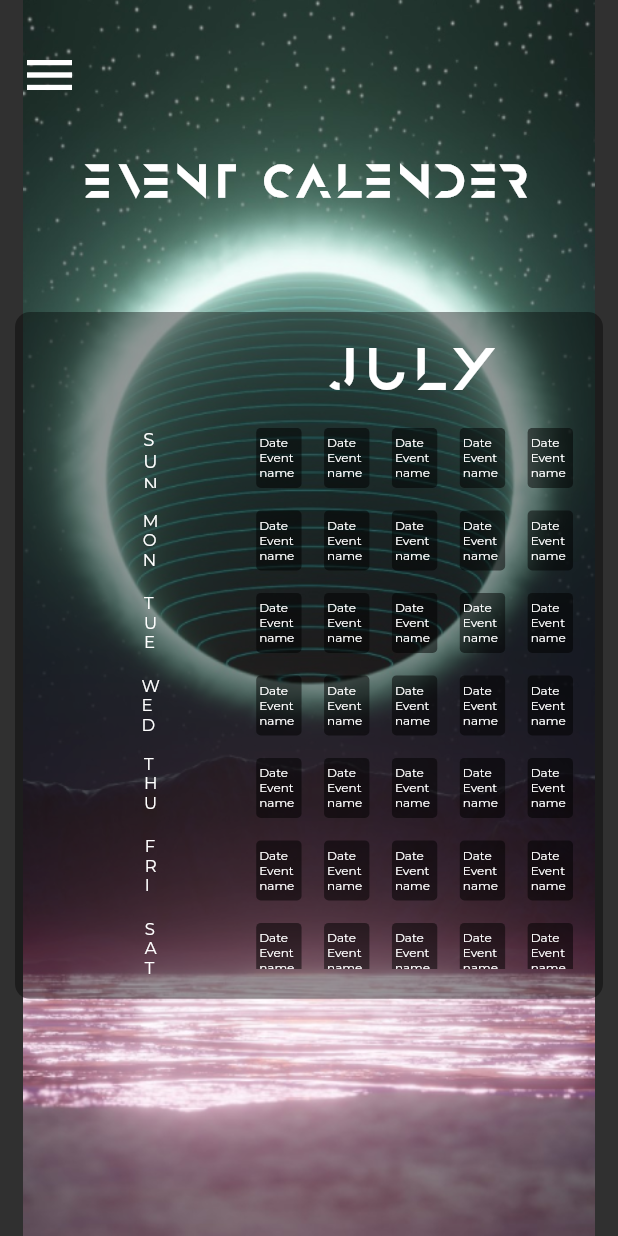
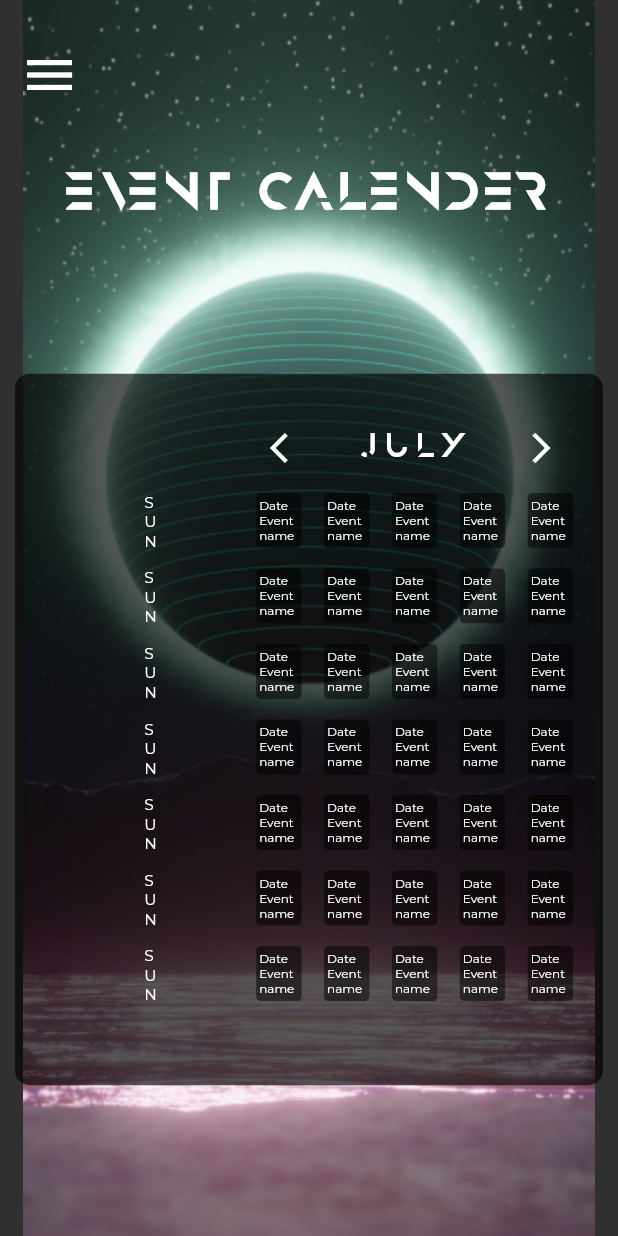
Before and after one commit to delta/aaveg-app, a Flutter app: the CalendarPage screen opened by its route, on a phone screen of 412 x 824 dp. Run offline on Flutter 3.47's test engine with Material 2 defaults, Android fonts, the phone set to English and light mode, and no system bars; drawn by our look-alikes of auto_size_text, card_swiper; our stand-ins replace get, get_storage, google_fonts, logger, webview_flutter; missing offline and left inert: outlined_text; accounts and stored records are empty.

Commit message:
fix(/pages): Fix responsiveness issues

```diff
--- a/lib/pages/about_page.dart
+++ b/lib/pages/about_page.dart
@@ -48,6 +48,7 @@ class _SampleState extends State<AboutPage> with TickerProviderStateMixin {
 
   @override
   Widget build(BuildContext context) {
+    double totalHeight = MediaQuery.of(context).size.height;
     return Scaffold(
         key: _scaffoldKey,
         onDrawerChanged: (isOpen) {
@@ -83,13 +84,13 @@ class _SampleState extends State<AboutPage> with TickerProviderStateMixin {
                     SizedBox(
                         height: 122,
                         child: Center(
-                          child: AutoSizeText('ABOUT US',
+                          child: AutoSizeText('ABOUT AAVEG',
                               maxLines: 1,
                               style: TextStyle(
                                   color: Colors.white,
                                   fontWeight: FontWeight.bold,
                                   fontFamily: 'Anurati',
-                                  fontSize: 42,
+                                  fontSize: totalHeight * 0.039,
                                   letterSpacing: 10)),
                         )),
                     SizedBox(height: 316, child: AboutTextWidget()),
--- a/lib/pages/calendar_page.dart
+++ b/lib/pages/calendar_page.dart
@@ -29,6 +29,7 @@ class _SampleState extends State<CalendarPage> with TickerProviderStateMixin {
 
   @override
   Widget build(BuildContext context) {
+    double totalHeight = MediaQuery.of(context).size.height;
     return Scaffold(
       key: _scaffoldKey,
       onDrawerChanged: (isOpen) {
@@ -52,7 +53,10 @@ class _SampleState extends State<CalendarPage> with TickerProviderStateMixin {
             NavIcon(globalKey: _scaffoldKey),
             Column(
               children: [
-                Expanded(child: Container(), flex: 200),
+                Expanded(
+                  child: Container(),
+                  flex: 200,
+                ),
                 Expanded(
                     flex: 64,
                     child: Center(
@@ -67,9 +71,12 @@ class _SampleState extends State<CalendarPage> with TickerProviderStateMixin {
                               fontSize: 42,
                               letterSpacing: 5)),
                     )),
-                Expanded(child: Container(), flex: 109),
-                Expanded(child: CalenderWidget(), flex: 900),
-                Expanded(child: Container(), flex: 279),
+                // Expanded(child: Container(), flex: 200),
+                Expanded(
+                  child: CalenderWidget(),
+                  flex: 1200,
+                ),
+                // Expanded(child: Container(), flex: 279),
               ],
             ),
           ]),
--- a/lib/views/widgets/Calender/calender_widget.dart
+++ b/lib/views/widgets/Calender/calender_widget.dart
@@ -1,6 +1,7 @@
 import 'package:aaveg_app/views/widgets/Calender/day_text.dart';
 import 'package:aaveg_app/views/widgets/Calender/day_widget.dart';
 import 'package:auto_size_text/auto_size_text.dart';
+import 'package:card_swiper/card_swiper.dart';
 import 'package:flutter/material.dart';
 
 class CalenderWidget extends StatefulWidget {
@@ -13,22 +14,28 @@ class CalenderWidget extends StatefulWidget {
 class _CalenderWidgetState extends State<CalenderWidget>
     with TickerProviderStateMixin {
   final dayList = new List<int>.generate(35, (i) => i + 1);
-  late TabController _tabController;
 
   @override
   void initState() {
     super.initState();
-    _tabController = TabController(length: 2, vsync: this);
   }
 
   @override
   Widget build(BuildContext context) {
+    List<String> monthList = ['JULY', 'AUGUST'];
+    SwiperController swiperController = SwiperController();
     return Container(
+      child: Center(
+        child: SizedBox(
+          height: MediaQuery.of(context).size.height * 0.6,
+          child: Container(
             margin: EdgeInsets.all(10),
             padding: EdgeInsets.all(20),
             decoration: BoxDecoration(
-          color: Colors.black.withOpacity(0.4),
+                color: Colors.black.withOpacity(0.65),
                 borderRadius: BorderRadius.circular(10)),
+            child: SizedBox(
+              height: MediaQuery.of(context).size.height * 0.6,
               child: Row(children: [
                 Expanded(
                   flex: 10,
@@ -42,28 +49,57 @@ class _CalenderWidgetState extends State<CalenderWidget>
                 ),
                 Expanded(
                   flex: 15,
-          child: TabBarView(controller: _tabController, children: [
-            Column(children: [
+                  child: Swiper(
+                    itemCount: 2,
+                    controller: swiperController,
+                    itemBuilder: (context, index) => Column(children: [
                       Expanded(
                           flex: 50,
+                          child: Row(children: [
+                            Expanded(
+                              flex: 1,
+                              child: IconButton(
+                                  onPressed: () =>
+                                      {swiperController.previous()},
+                                  icon: Icon(Icons.arrow_back_ios)),
+                            ),
+                            Expanded(
+                              flex: 3,
+                              child: Center(
                                 child: AutoSizeText(
-                    'JULY',
+                                  monthList[index],
                                   minFontSize: 20,
                                   maxFontSize: 35,
                                   style: TextStyle(
-                        fontFamily: 'Anurati', fontSize: 40, letterSpacing: 5),
-                  )),
+                                      fontFamily: 'Anurati',
+                                      fontSize:
+                                          MediaQuery.of(context).size.height /
+                                              50,
+                                      letterSpacing: 5),
+                                ),
+                              ),
+                            ),
+                            Expanded(
+                              flex: 1,
+                              child: IconButton(
+                                  onPressed: () => {swiperController.next()},
+                                  icon: Icon(Icons.arrow_forward_ios)),
+                            ),
+                          ])),
                       Expanded(
                         flex: 315,
                         child: GridView(
                           padding: EdgeInsets.zero,
                           scrollDirection: Axis.vertical,
                           physics: ScrollPhysics(),
-                  gridDelegate: SliverGridDelegateWithFixedCrossAxisCount(
+                          gridDelegate:
+                              SliverGridDelegateWithFixedCrossAxisCount(
                             crossAxisCount: 5,
                             crossAxisSpacing: 15,
-                    mainAxisSpacing: 15,
-                    mainAxisExtent: 40,
+                            mainAxisSpacing:
+                                MediaQuery.of(context).size.height / 60,
+                            mainAxisExtent:
+                                MediaQuery.of(context).size.height / 22.5,
                           ),
                           children: dayList.map((day) {
                             return DayWidget();
@@ -71,35 +107,13 @@ class _CalenderWidgetState extends State<CalenderWidget>
                         ),
                       ),
                     ]),
-            Column(children: [
-              Expanded(
-                  flex: 50,
-                  child: Text(
-                    'AUGUST',
-                    style: TextStyle(
-                        fontFamily: 'Anurati', fontSize: 40, letterSpacing: 5),
-                  )),
-              Expanded(
-                flex: 315,
-                child: GridView(
-                  padding: EdgeInsets.zero,
-                  scrollDirection: Axis.vertical,
-                  physics: ScrollPhysics(),
-                  gridDelegate: SliverGridDelegateWithFixedCrossAxisCount(
-                    crossAxisCount: 5,
-                    crossAxisSpacing: 15,
-                    mainAxisSpacing: 15,
-                    mainAxisExtent: 40,
-                  ),
-                  children: dayList.map((day) {
-                    return DayWidget();
-                  }).toList(),
                   ),
                 ),
               ]),
-          ]),
             ),
-      ]),
+          ),
+        ),
+      ),
     );
   }
 }
--- a/lib/views/widgets/Calender/day_text.dart
+++ b/lib/views/widgets/Calender/day_text.dart
@@ -7,73 +7,93 @@ class DayText extends StatelessWidget {
 
   @override
   Widget build(BuildContext context) {
+    double fontSize = MediaQuery.of(context).size.height / 80;
+    double boxHeight = MediaQuery.of(context).size.height / 22.5;
+    List<String> days = [
+      'S\nU\nN',
+      'S\nU\nN',
+      'S\nU\nN',
+      'S\nU\nN',
+      'S\nU\nN',
+      'S\nU\nN',
+      'S\nU\nN'
+    ];
     return Container(
         child: Column(children: [
-      SizedBox(
-        height: 40,
-        child: AutoSizeText('S\nU\nN',
-            style: TextStyle(fontFamily: GoogleFonts.montserrat().fontFamily)),
-      ),
-      SizedBox(
-        height: 15,
-      ),
-      SizedBox(
-        height: 40,
-        child: AutoSizeText('M\nO\nN',
-            minFontSize: 5,
-            maxFontSize: 15,
-            style: TextStyle(fontFamily: GoogleFonts.montserrat().fontFamily)),
-      ),
-      SizedBox(
-        height: 15,
-      ),
-      SizedBox(
-        height: 40,
-        child: AutoSizeText('T\nU\nE',
-            minFontSize: 5,
-            maxFontSize: 15,
-            style: TextStyle(fontFamily: GoogleFonts.montserrat().fontFamily)),
-      ),
-      SizedBox(
-        height: 15,
-      ),
-      SizedBox(
-        height: 40,
-        child: AutoSizeText('W\nE\nD',
-            minFontSize: 5,
-            maxFontSize: 15,
-            style: TextStyle(fontFamily: GoogleFonts.montserrat().fontFamily)),
-      ),
-      SizedBox(
-        height: 12,
-      ),
-      SizedBox(
-        height: 40,
-        child: AutoSizeText('T\nH\nU',
-            minFontSize: 5,
-            maxFontSize: 15,
-            style: TextStyle(fontFamily: GoogleFonts.montserrat().fontFamily)),
-      ),
-      SizedBox(
-        height: 15,
-      ),
-      SizedBox(
-        height: 40,
-        child: AutoSizeText('F\nR\nI',
-            minFontSize: 5,
-            maxFontSize: 15,
-            style: TextStyle(fontFamily: GoogleFonts.montserrat().fontFamily)),
-      ),
-      SizedBox(
-        height: 15,
-      ),
-      SizedBox(
-        height: 40,
-        child: AutoSizeText('S\nA\nT',
-            minFontSize: 5,
-            maxFontSize: 15,
-            style: TextStyle(fontFamily: GoogleFonts.montserrat().fontFamily)),
-      )
+      for (var day in days)
+        Column(children: [
+          SizedBox(
+            height: boxHeight,
+            child: Text(day,
+                style: TextStyle(
+                    fontFamily: GoogleFonts.montserrat().fontFamily,
+                    fontSize: fontSize)),
+          ),
+          if (days.indexOf(day) != 6)
+            SizedBox(
+              height: MediaQuery.of(context).size.height / 60,
+            ),
+        ]),
+      // SizedBox(
+      //   height: MediaQuery.of(context).size.height / 60,
+      // ),
+      // SizedBox(
+      //   height: MediaQuery.of(context).size.height / 22.5,
+      //   child: Text('S\nU\nN',
+      //       style: TextStyle(
+      //           fontFamily: GoogleFonts.montserrat().fontFamily,
+      //           fontSize: fontSize)),
+      // ),
+      // SizedBox(
+      //   height: MediaQuery.of(context).size.height / 60,
+      // ),
+      // SizedBox(
+      //   height: MediaQuery.of(context).size.height / 22.5,
+      //   child: Text('S\nU\nN',
+      //       style: TextStyle(
+      //           fontFamily: GoogleFonts.montserrat().fontFamily,
+      //           fontSize: fontSize)),
+      // ),
+      // SizedBox(
+      //   height: MediaQuery.of(context).size.height / 60,
+      // ),
+      // SizedBox(
+      //   height: MediaQuery.of(context).size.height / 22.5,
+      //   child: Text('S\nU\nN',
+      //       style: TextStyle(
+      //           fontFamily: GoogleFonts.montserrat().fontFamily,
+      //           fontSize: fontSize)),
+      // ),
+      // SizedBox(
+      //   height: MediaQuery.of(context).size.height / 60,
+      // ),
+      // SizedBox(
+      //   height: MediaQuery.of(context).size.height / 22.5,
+      //   child: Text('S\nU\nN',
+      //       style: TextStyle(
+      //           fontFamily: GoogleFonts.montserrat().fontFamily,
+      //           fontSize: fontSize)),
+      // ),
+      // SizedBox(
+      //   height: MediaQuery.of(context).size.height / 60,
+      // ),
+      // SizedBox(
+      //   height: MediaQuery.of(context).size.height / 22.5,
+      //   child: Text('S\nU\nN',
+      //       style: TextStyle(
+      //           fontFamily: GoogleFonts.montserrat().fontFamily,
+      //           fontSize: fontSize)),
+      // ),
+      // SizedBox(
+      //   height: MediaQuery.of(context).size.height / 60,
+      // ),
+      // SizedBox(
+      //   height: MediaQuery.of(context).size.height / 22.5,
+      //   child: Text('S\nU\nN',
+      //       style: TextStyle(
+      //           fontFamily: GoogleFonts.montserrat().fontFamily,
+      //           fontSize: fontSize)),
+      // )
     ]));
   }
 }
--- a/pubspec.yaml
+++ b/pubspec.yaml
@@ -46,6 +46,7 @@ dependencies:
   auto_size_text: ^3.0.0
   card_swiper: ^2.0.4
   sizer: ^2.0.15
+  card_swiper: ^2.0.4
   # fluent_ui: ^3.11.1
 
 dev_dependencies:
```
Also changed, not shown: lib/pages/events_page.dart (+5 -3 lines), lib/pages/originstory_page.dart (+129 -71 lines), lib/views/widgets/About/about_text.dart (+6 -3 lines), lib/views/widgets/About/cup_widget.dart (+7 -6 lines), lib/views/widgets/Events/event_card.dart (+67 -65 lines), lib/views/widgets/OriginStory/story_field.dart (+11 -5 lines). Lines whose indentation alone changed are shown as unchanged.
